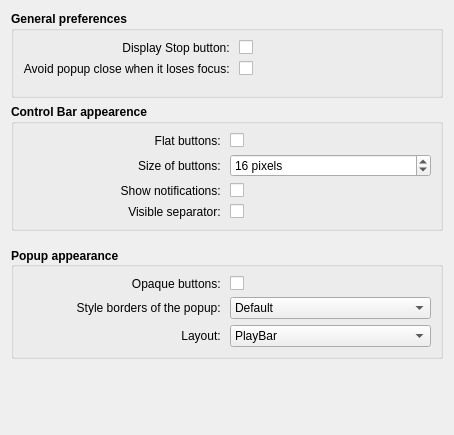
Old version of the form contents/ui/config.ui in the repository jsmitar/PlayBar.
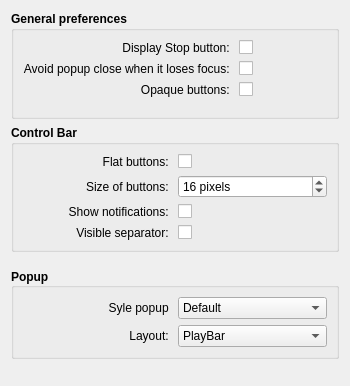
New version of the form.

Diff of the .ui file:
```diff
--- a/contents/ui/config.ui
+++ b/contents/ui/config.ui
@@ -9,8 +9,8 @@
    <rect>
     <x>0</x>
     <y>0</y>
-    <width>454</width>
-    <height>435</height>
+    <width>350</width>
+    <height>386</height>
    </rect>
   </property>
   <property name="sizePolicy">
@@ -19,6 +19,12 @@
     <verstretch>0</verstretch>
    </sizepolicy>
   </property>
+  <property name="minimumSize">
+   <size>
+    <width>350</width>
+    <height>386</height>
+   </size>
+  </property>
   <property name="windowTitle">
    <string>Form</string>
   </property>
@@ -128,6 +134,65 @@
           </property>
          </widget>
         </item>
+        <item row="2" column="0">
+         <widget class="QLabel" name="label_1">
+          <property name="sizePolicy">
+           <sizepolicy hsizetype="Preferred" vsizetype="Preferred">
+            <horstretch>0</horstretch>
+            <verstretch>0</verstretch>
+           </sizepolicy>
+          </property>
+          <property name="font">
+           <font>
+            <weight>50</weight>
+            <bold>false</bold>
+           </font>
+          </property>
+          <property name="layoutDirection">
+           <enum>Qt::LeftToRight</enum>
+          </property>
+          <property name="text">
+           <string>Opaque buttons: </string>
+          </property>
+          <property name="alignment">
+           <set>Qt::AlignRight|Qt::AlignTrailing|Qt::AlignVCenter</set>
+          </property>
+         </widget>
+        </item>
+        <item row="2" column="1">
+         <widget class="QCheckBox" name="kcfg_opaqueIcons">
+          <property name="font">
+           <font>
+            <weight>50</weight>
+            <bold>false</bold>
+           </font>
+          </property>
+          <property name="toolTip">
+           <string/>
+          </property>
+          <property name="layoutDirection">
+           <enum>Qt::LeftToRight</enum>
+          </property>
+          <property name="autoFillBackground">
+           <bool>false</bool>
+          </property>
+          <property name="text">
+           <string/>
+          </property>
+          <property name="checkable">
+           <bool>true</bool>
+          </property>
+          <property name="checked">
+           <bool>false</bool>
+          </property>
+          <property name="autoRepeat">
+           <bool>false</bool>
+          </property>
+          <property name="autoExclusive">
+           <bool>false</bool>
+          </property>
+         </widget>
+        </item>
        </layout>
       </item>
       <item>
@@ -159,7 +224,7 @@
       </font>
      </property>
      <property name="title">
-      <string>Control Bar appearence</string>
+      <string>Control Bar</string>
      </property>
      <property name="flat">
       <bool>false</bool>
@@ -190,15 +255,9 @@
           <property name="wrapping">
            <bool>true</bool>
           </property>
-          <property name="frame">
-           <bool>true</bool>
-          </property>
           <property name="readOnly">
            <bool>false</bool>
           </property>
-          <property name="buttonSymbols">
-           <enum>QAbstractSpinBox::UpDownArrows</enum>
-          </property>
           <property name="specialValueText">
            <string/>
           </property>
@@ -367,7 +426,7 @@
       <enum>Qt::LeftToRight</enum>
      </property>
      <property name="title">
-      <string>Popup appearance</string>
+      <string>Popup</string>
      </property>
      <property name="alignment">
       <set>Qt::AlignLeading|Qt::AlignLeft|Qt::AlignVCenter</set>
@@ -385,65 +444,6 @@
          <enum>QLayout::SetFixedSize</enum>
         </property>
         <item row="0" column="1">
-         <widget class="QCheckBox" name="kcfg_opaqueIcons">
-          <property name="font">
-           <font>
-            <weight>50</weight>
-            <bold>false</bold>
-           </font>
-          </property>
-          <property name="toolTip">
-           <string/>
-          </property>
-          <property name="layoutDirection">
-           <enum>Qt::LeftToRight</enum>
-          </property>
-          <property name="autoFillBackground">
-           <bool>false</bool>
-          </property>
-          <property name="text">
-           <string/>
-          </property>
-          <property name="checkable">
-           <bool>true</bool>
-          </property>
-          <property name="checked">
-           <bool>false</bool>
-          </property>
-          <property name="autoRepeat">
-           <bool>false</bool>
-          </property>
-          <property name="autoExclusive">
-           <bool>false</bool>
-          </property>
-         </widget>
-        </item>
-        <item row="0" column="0">
-         <widget class="QLabel" name="label_1">
-          <property name="sizePolicy">
-           <sizepolicy hsizetype="Preferred" vsizetype="Preferred">
-            <horstretch>0</horstretch>
-            <verstretch>0</verstretch>
-           </sizepolicy>
-          </property>
-          <property name="font">
-           <font>
-            <weight>50</weight>
-            <bold>false</bold>
-           </font>
-          </property>
-          <property name="layoutDirection">
-           <enum>Qt::LeftToRight</enum>
-          </property>
-          <property name="text">
-           <string>Opaque buttons: </string>
-          </property>
-          <property name="alignment">
-           <set>Qt::AlignRight|Qt::AlignTrailing|Qt::AlignVCenter</set>
-          </property>
-         </widget>
-        </item>
-        <item row="1" column="1">
          <widget class="QComboBox" name="kcfg_popupStyle">
           <property name="sizePolicy">
            <sizepolicy hsizetype="Preferred" vsizetype="Preferred">
@@ -476,12 +476,12 @@
           </item>
           <item>
            <property name="text">
-            <string>Always display all the edges</string>
+            <string>ToolTip</string>
            </property>
           </item>
          </widget>
         </item>
-        <item row="1" column="0">
+        <item row="0" column="0">
          <widget class="QLabel" name="label_3">
           <property name="sizePolicy">
            <sizepolicy hsizetype="Preferred" vsizetype="Minimum">
@@ -496,14 +496,14 @@
            </font>
           </property>
           <property name="text">
-           <string>Style borders of the popup: </string>
+           <string>Syle popup </string>
           </property>
           <property name="alignment">
            <set>Qt::AlignRight|Qt::AlignTrailing|Qt::AlignVCenter</set>
           </property>
          </widget>
         </item>
-        <item row="2" column="0">
+        <item row="1" column="0">
          <widget class="QLabel" name="label_6">
           <property name="sizePolicy">
            <sizepolicy hsizetype="Preferred" vsizetype="Minimum">
@@ -525,7 +525,7 @@
           </property>
          </widget>
         </item>
-        <item row="2" column="1">
+        <item row="1" column="1">
          <widget class="QComboBox" name="kcfg_PlayBarLayout">
           <property name="font">
            <font>
@@ -536,7 +536,7 @@
            </font>
           </property>
           <property name="maxVisibleItems">
-           <number>2</number>
+           <number>3</number>
           </property>
           <item>
            <property name="text">
@@ -548,6 +548,11 @@
             <string>Minimalist</string>
            </property>
           </item>
+          <item>
+           <property name="text">
+            <string>Cool</string>
+           </property>
+          </item>
          </widget>
         </item>
        </layout>
```
Left out of the diff: 3 changed lines with no effect on the pictures.
